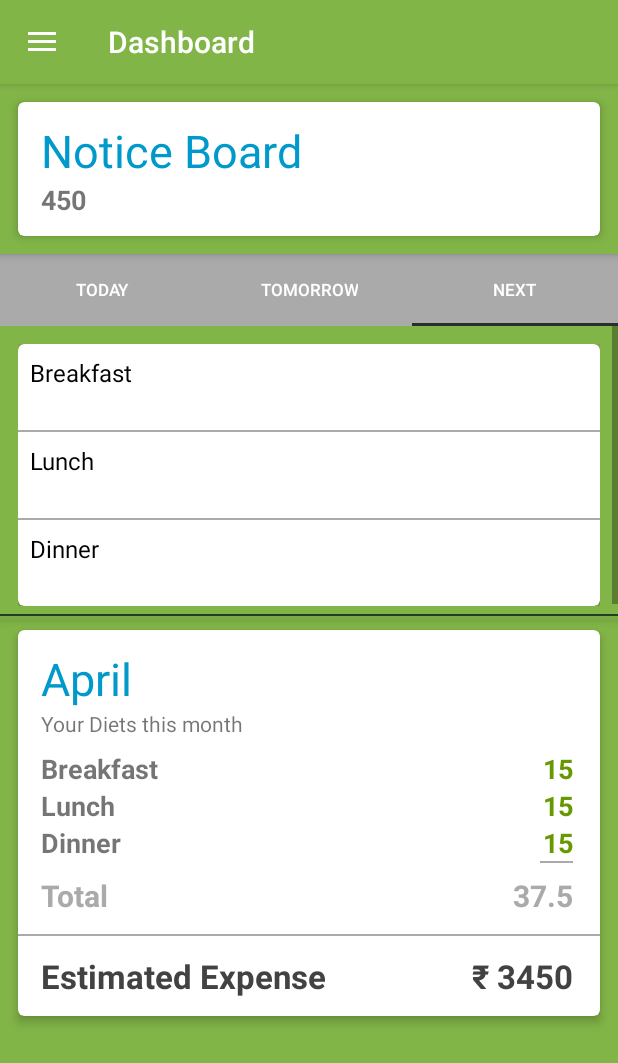
After one commit to shreyash-jain/sattvikapp-1-12-18, an Android app: the FragmentDAT screen opened directly, with no data from a screen before it, on a phone screen of 412 x 824 dp. The commit adds this screen. Shown: the top 1063 px of the screen. Run offline under Robolectric (Android 15) with nearby library versions, the phone set to English and light mode, and no system bars; our stand-ins replace Firebase (no records; nobody signed in at launch, a user with empty details on screens opened directly); 7 statements that could not run were skipped.

Commit message:
menu correction and feedback backend complete

```diff
--- a/app/src/main/java/com/example/shreyash/myapplication/FragmentBoard.java
+++ b/app/src/main/java/com/example/shreyash/myapplication/FragmentBoard.java
@@ -38,23 +38,23 @@ public class FragmentBoard extends Fragment  {
         //returning our layout file
         //change R.layout.yourlayoutfilename for each of your fragments
         View rootview= inflater.inflate(R.layout.fragment_board, container, false);
-        final TextView notice_text=(TextView)rootview.findViewById(R.id.textcheck);
-        TextView amount_prev = (TextView) rootview.findViewById(R.id.textcheck);
-        TextView amount_b = (TextView) rootview.findViewById(R.id.textcheck);
-        TextView amount_l = (TextView) rootview.findViewById(R.id.textcheck);
-        TextView amount_d = (TextView) rootview.findViewById(R.id.textcheck);
-        TextView amount_ex = (TextView) rootview.findViewById(R.id.textcheck);
-        TextView amount_es = (TextView) rootview.findViewById(R.id.textcheck);
-        final TextView menu_today = (TextView) rootview.findViewById(R.id.textcheck);
-        final TextView menu_tom = (TextView) rootview.findViewById(R.id.textcheck);
-        final TextView menu_next = (TextView) rootview.findViewById(R.id.textcheck);
+        final TextView notice_text=(TextView)rootview.findViewById(R.id.notice_board_text);
+        TextView amount_prev = (TextView) rootview.findViewById(R.id.notice_board_text);
+        /*TextView amount_b = (TextView) rootview.findViewById(R.id.notice_board_text);
+        TextView amount_l = (TextView) rootview.findViewById(R.id.notice_board_text);
+        TextView amount_d = (TextView) rootview.findViewById(R.id.notice_board_text);
+        TextView amount_ex = (TextView) rootview.findViewById(R.id.notice_board_text);
+        TextView amount_es = (TextView) rootview.findViewById(R.id.notice_board_text);
+        final TextView menu_today = (TextView) rootview.findViewById(R.id.notice_board_text);
+        final TextView menu_tom = (TextView) rootview.findViewById(R.id.notice_board_text);
+        final TextView menu_next = (TextView) rootview.findViewById(R.id.notice_board_text);*/
         tabLayout=rootview.findViewById(R.id.tab_id);
         appBarLayout=rootview.findViewById(R.id.appboard);
         viewPager=rootview.findViewById(R.id.view_pager);
         ViewPagerAdapter adapter= new ViewPagerAdapter(getFragmentManager());
-        adapter.AddFragment(new FragmentBreakfast(),"Today");
-        adapter.AddFragment(new FragmentLunch(),"Tomorrow");
-        adapter.AddFragment(new FragmentDinner(),"Next");
+        adapter.AddFragment(new FragmentToday(),"Today");
+        adapter.AddFragment(new FragmentTomorrow(),"Tomorrow");
+        adapter.AddFragment(new FragmentDAT(),"Next");
 
         viewPager.setAdapter(adapter);
         tabLayout.setupWithViewPager(viewPager);
@@ -83,7 +83,7 @@ public class FragmentBoard extends Fragment  {
         });
 
 
-        mBoardReference.child("menu_board").child("today").addValueEventListener(new ValueEventListener() {
+     /*   mBoardReference.child("menu_board").child("today").addValueEventListener(new ValueEventListener() {
             @Override
             public void onDataChange(DataSnapshot dataSnapshot) {
                 Menu_Board message = dataSnapshot.getValue(Menu_Board.class);
@@ -123,7 +123,7 @@ public class FragmentBoard extends Fragment  {
             public void onCancelled(DatabaseError databaseError) {
 
             }
-        });
+        });*/
 
     return rootview;
     }
--- /dev/null
+++ b/app/src/main/java/com/example/shreyash/myapplication/FragmentDAT.java
@@ -0,0 +1,50 @@
+package com.example.shreyash.myapplication;
+
+import android.os.Bundle;
+import android.support.annotation.Nullable;
+import android.support.v4.app.Fragment;
+import android.view.LayoutInflater;
+import android.view.View;
+import android.view.ViewGroup;
+import android.widget.TextView;
+
+import com.google.firebase.database.DataSnapshot;
+import com.google.firebase.database.DatabaseError;
+import com.google.firebase.database.DatabaseReference;
+import com.google.firebase.database.FirebaseDatabase;
+import com.google.firebase.database.ValueEventListener;
+
+public class FragmentDAT extends Fragment {
+    View view;
+    public FragmentDAT() {
+
+    }
+
+    @Nullable
+    @Override
+    public View onCreateView(LayoutInflater inflater, @Nullable ViewGroup container, Bundle savedInstanceState) {
+        view=inflater.inflate(R.layout.fragment_dat,container,false);
+        final TextView datbft = (TextView) view.findViewById(R.id.dat_bft);
+        final TextView datlnc = (TextView) view.findViewById(R.id.dat_lnc);
+        final TextView datdnr = (TextView) view.findViewById(R.id.dat_dnr);
+        FirebaseDatabase BoardReference = FirebaseDatabase.getInstance();
+        DatabaseReference mBoardReference = BoardReference.getReference("board_sheet");
+        mBoardReference.child("menu_board").child("next").addValueEventListener(new ValueEventListener() {
+            @Override
+            public void onDataChange(DataSnapshot dataSnapshot) {
+                Menu_Board message = dataSnapshot.getValue(Menu_Board.class);
+                //String msg = "Breakfast: "+message.getBreakfast()+"\nLunch: "+message.getLunch()+"\nDinner: "+message.getDinner();
+                //menu_today.setText(msg);
+                datbft.setText(message.getBreakfast());
+                datlnc.setText(message.getLunch());
+                datdnr.setText(message.getDinner());
+            }
+
+            @Override
+            public void onCancelled(DatabaseError databaseError) {
+
+            }
+        });
+        return view;
+    }
+}
--- /dev/null
+++ b/app/src/main/java/com/example/shreyash/myapplication/FragmentTomorrow.java
@@ -0,0 +1,51 @@
+package com.example.shreyash.myapplication;
+
+import android.os.Bundle;
+import android.support.annotation.Nullable;
+import android.support.v4.app.Fragment;
+import android.view.LayoutInflater;
+import android.view.View;
+import android.view.ViewGroup;
+import android.widget.TextView;
+
+import com.google.firebase.database.DataSnapshot;
+import com.google.firebase.database.DatabaseError;
+import com.google.firebase.database.DatabaseReference;
+import com.google.firebase.database.FirebaseDatabase;
+import com.google.firebase.database.ValueEventListener;
+
+public class FragmentTomorrow extends Fragment {
+    View view;
+    public FragmentTomorrow() {
+
+    }
+
+    @Nullable
+    @Override
+    public View onCreateView(LayoutInflater inflater, @Nullable ViewGroup container, Bundle savedInstanceState) {
+        view=inflater.inflate(R.layout.fragment_tomorrow,container,false);
+        final TextView tombft = (TextView) view.findViewById(R.id.tom_bf);
+        final TextView tomlnc = (TextView) view.findViewById(R.id.tom_lnc);
+        final TextView tomdnr = (TextView) view.findViewById(R.id.tom_dn);
+        FirebaseDatabase BoardReference = FirebaseDatabase.getInstance();
+        DatabaseReference mBoardReference = BoardReference.getReference("board_sheet");
+        mBoardReference.child("menu_board").child("tomorrow").addValueEventListener(new ValueEventListener() {
+            @Override
+            public void onDataChange(DataSnapshot dataSnapshot) {
+                Menu_Board message = dataSnapshot.getValue(Menu_Board.class);
+                //String msg = "Breakfast: "+message.getBreakfast()+"\nLunch: "+message.getLunch()+"\nDinner: "+message.getDinner();
+                //menu_today.setText(msg);
+                tombft.setText(message.getBreakfast());
+                tomlnc.setText(message.getLunch());
+                tomdnr.setText(message.getDinner());
+            }
+
+            @Override
+            public void onCancelled(DatabaseError databaseError) {
+
+            }
+        });
+
+        return view;
+    }
+}
--- a/app/src/main/res/layout/fragment_board.xml
+++ b/app/src/main/res/layout/fragment_board.xml
@@ -358,6 +358,7 @@
     xmlns:tools="http://schemas.android.com/tools"
     android:layout_width="match_parent"
     android:layout_height="match_parent"
+    android:background="@color/background"
 
     tools:context="com.example.shreyash.myapplication.FragmentBoard">
 
@@ -366,12 +367,13 @@
         xmlns:tools="http://schemas.android.com/tools"
         android:layout_width="match_parent"
         android:layout_height="wrap_content"
-
+android:background="@color/background"
         android:orientation="vertical">
 
         <android.support.design.widget.AppBarLayout
             android:id="@+id/appboard"
             android:layout_width="match_parent"
+            android:background="@color/background"
 
 
             android:layout_height="wrap_content"
@@ -415,7 +417,7 @@
                         android:layout_width="match_parent"
                         android:layout_height="match_parent"
                         android:textStyle="bold"
-                        android:id="@+id/textcheck"
+                        android:id="@+id/notice_board_text"
 
 
 
@@ -447,11 +449,11 @@
             xmlns:tools="http://schemas.android.com/tools"
             android:layout_width="match_parent"
             android:layout_height="wrap_content"
-            android:background="@color/colorPrimary"
+            android:background="@color/background"
             android:orientation="vertical">
             <View
                 android:layout_width="match_parent"
-                android:background="#7ccbef"
+                android:background="#233e23"
                 android:elevation="4dp"
                 android:fadingEdge="vertical"
                 android:requiresFadingEdge="vertical"
--- a/app/src/main/res/layout/fragment_lunch.xml
+++ b/app/src/main/res/layout/fragment_dat.xml
@@ -2,7 +2,7 @@
 <ScrollView xmlns:android="http://schemas.android.com/apk/res/android"
     android:layout_width="match_parent"
     android:layout_height="match_parent"
-    android:background="@color/colorPrimary"
+    android:background="@color/background"
     xmlns:app="http://schemas.android.com/apk/res-auto">
     <LinearLayout
         android:layout_width="match_parent"
@@ -37,7 +37,7 @@
                         android:layout_width="match_parent"
                         android:layout_height="wrap_content"
 
-                        android:text="Arhar Daal, Rajma, Chole, Rasmalai"/>
+                       android:id="@+id/dat_bft"/>
 
                 </LinearLayout>
                 <View
@@ -60,7 +60,7 @@
                         android:layout_width="match_parent"
                         android:layout_height="wrap_content"
 
-                        android:text="Arhar Daal, Rajma, Chole, Rasmalai"/>
+                       android:id="@+id/dat_lnc"/>
 
                 </LinearLayout>
                 <View
@@ -83,7 +83,7 @@
                         android:layout_width="match_parent"
                         android:layout_height="wrap_content"
 
-                        android:text="Arhar Daal, Rajma, Chole, Rasmalai"/>
+                    android:id="@+id/dat_dnr"/>
 
                 </LinearLayout>
             </LinearLayout>
--- a/app/src/main/res/layout/fragment_feedback.xml
+++ b/app/src/main/res/layout/fragment_feedback.xml
@@ -35,6 +35,7 @@
 
     <RatingBar
         android:layout_width="wrap_content"
+        android:id="@+id/rating_bar"
         android:layout_height="wrap_content"
         android:numStars="5"
         android:rating="3.5"
```
Also changed, not shown: app/src/main/java/com/example/shreyash/myapplication/Feedback_Details.java (added, +23 -0 lines), app/src/main/java/com/example/shreyash/myapplication/FragmentBreakfast.java (deleted, +0 -23 lines), app/src/main/java/com/example/shreyash/myapplication/FragmentDinner.java (deleted, +0 -22 lines), app/src/main/java/com/example/shreyash/myapplication/FragmentFeedback.java (+106 -3 lines), app/src/main/java/com/example/shreyash/myapplication/FragmentLunch.java (deleted, +0 -22 lines), app/src/main/java/com/example/shreyash/myapplication/FragmentToday.java (added, +52 -0 lines), app/src/main/res/layout/fragment_today.xml (renamed from app/src/main/res/layout/fragment_breakfast.xml, +5 -4 lines), app/src/main/res/layout/fragment_tomorrow.xml (renamed from app/src/main/res/layout/fragment_dinner.xml, +4 -4 lines), app/src/main/res/layout/welcome_slide1.xml (deleted, +0 -39 lines), app/src/main/res/layout/welcome_slide2.xml (deleted, +0 -39 lines), app/src/main/res/layout/welcome_slide3.xml (deleted, +0 -39 lines), app/src/main/res/layout/welcome_slide4.xml (deleted, +0 -39 lines).
